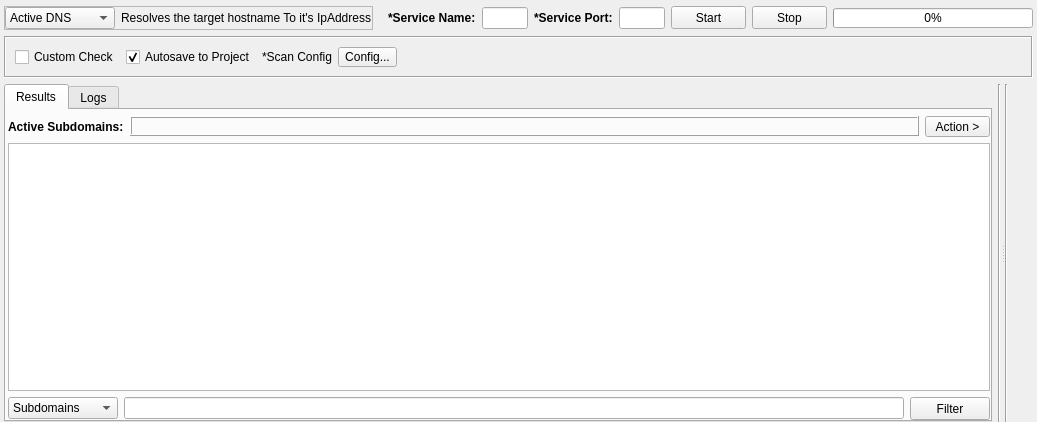
Above: gui/src/engines/Active.ui from 3nock/OTE before the change. Below: the same form after it.
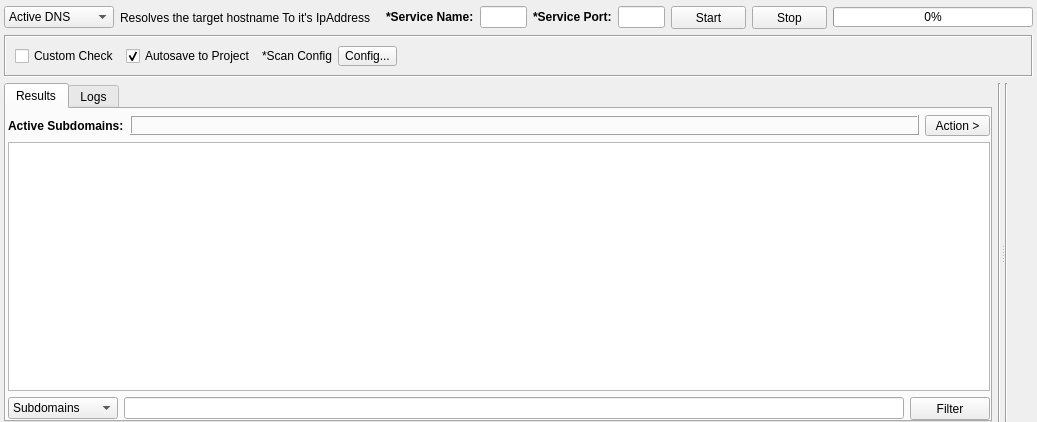
That is the form after the change. Custom widgets are drawn as their Qt base class.

The edit to the form file:
```diff
--- a/gui/src/engines/Active.ui
+++ b/gui/src/engines/Active.ui
@@ -34,7 +34,7 @@
      <item>
       <widget class="QFrame" name="frameDefault">
        <property name="frameShape">
-        <enum>QFrame::StyledPanel</enum>
+        <enum>QFrame::NoFrame</enum>
        </property>
        <property name="frameShadow">
         <enum>QFrame::Raised</enum>
@@ -332,7 +332,13 @@
         <property name="minimumSize">
          <size>
           <width>0</width>
-          <height>18</height>
+          <height>20</height>
+         </size>
+        </property>
+        <property name="maximumSize">
+         <size>
+          <width>16777215</width>
+          <height>19</height>
          </size>
         </property>
         <property name="styleSheet">
```
